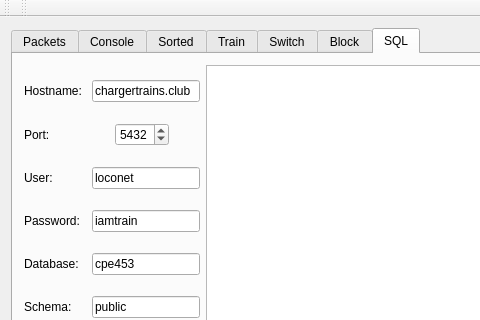
Old version of the form loconet_test/train_rec/mainwindow.ui in the repository ctag/cpe453; both pictures show x 0 to 480 and y 0 to 320 of the 718 by 481 pixel window.
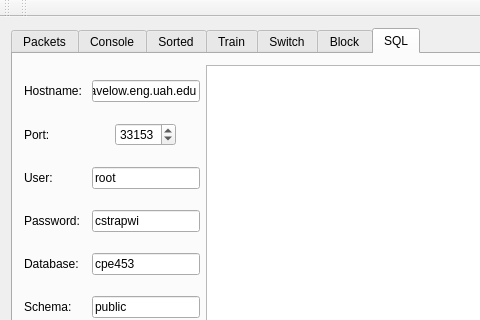
New version of the form. The open tabs and pages were chosen to show the change.

Diff of the .ui file:
```diff
--- a/loconet_test/train_rec/mainwindow.ui
+++ b/loconet_test/train_rec/mainwindow.ui
@@ -431,7 +431,7 @@
               <item alignment="Qt::AlignLeft">
                <widget class="QLineEdit" name="lineEdit_hostname">
                 <property name="text">
-                 <string>chargertrains.club</string>
+                 <string>pavelow.eng.uah.edu</string>
                 </property>
                </widget>
               </item>
@@ -449,10 +449,10 @@
               <item alignment="Qt::AlignLeft">
                <widget class="QSpinBox" name="spinBox_port">
                 <property name="maximum">
-                 <number>9999</number>
+                 <number>99999</number>
                 </property>
                 <property name="value">
-                 <number>5432</number>
+                 <number>33153</number>
                 </property>
                </widget>
               </item>
@@ -470,7 +470,7 @@
               <item alignment="Qt::AlignLeft">
                <widget class="QLineEdit" name="lineEdit_user">
                 <property name="text">
-                 <string>loconet</string>
+                 <string>root</string>
                 </property>
                </widget>
               </item>
@@ -488,7 +488,7 @@
               <item alignment="Qt::AlignLeft">
                <widget class="QLineEdit" name="lineEdit_password">
                 <property name="text">
-                 <string>iamtrain</string>
+                 <string>cstrapwi</string>
                 </property>
                </widget>
               </item>
```
Left out of the diff: 5 changed lines with no effect on the pictures.
